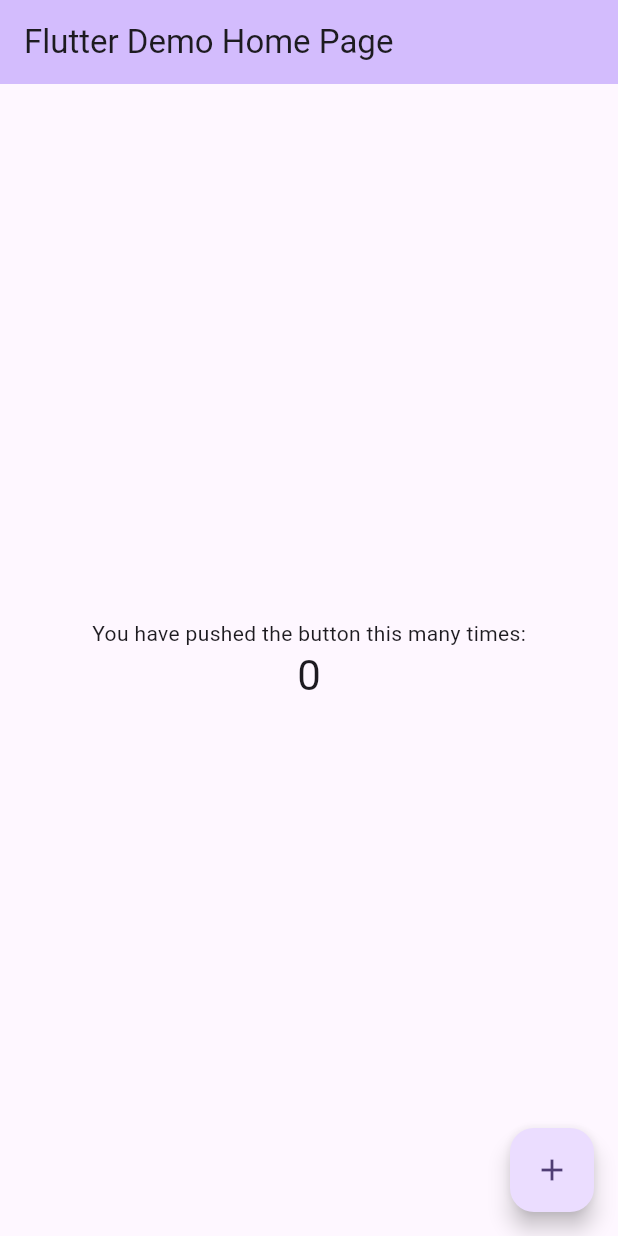
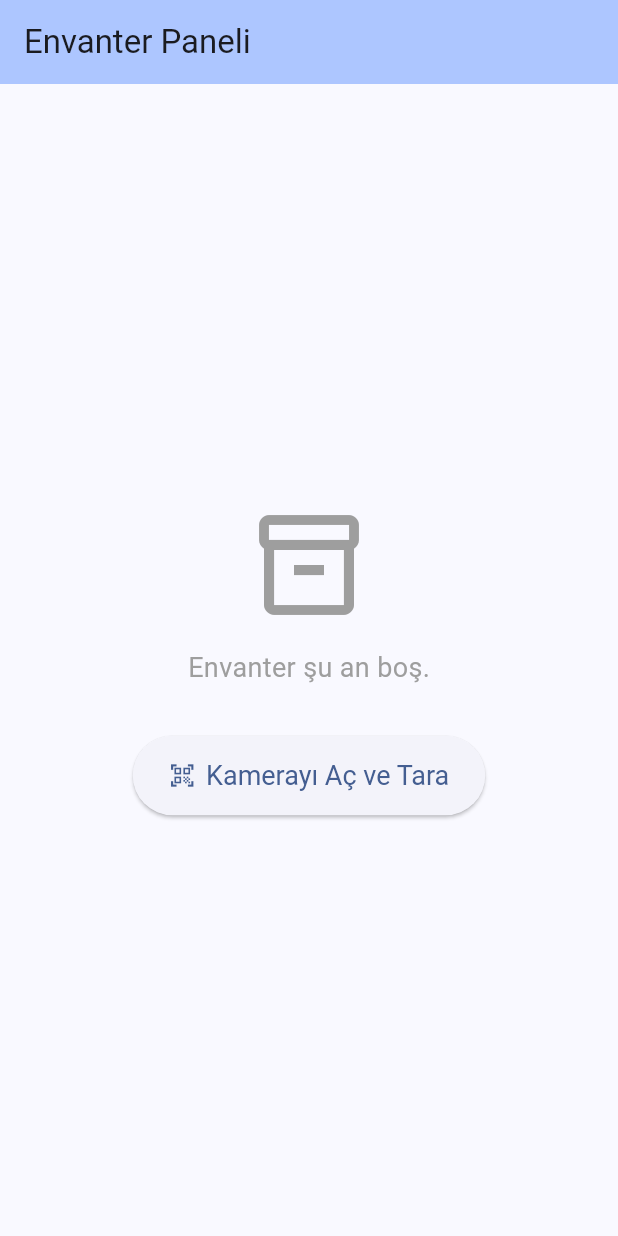
Before and after one commit to cagdaskaplann/inventory-with-barcode-scanner, a Flutter app: the screen it shows after launch, on a phone screen of 412 x 824 dp. Run offline on Flutter 3.47's test engine with Material 3 defaults, Android fonts, the phone set to English and light mode, and no system bars; missing offline and left inert: mobile_scanner.

Commit message:
feature: implement qr code scenner screen using mobile_scanner

```diff
--- a/lib/main.dart
+++ b/lib/main.dart
@@ -1,4 +1,5 @@
 import 'package:flutter/material.dart';
+import 'screens/scanner_screen.dart';
 
 void main() {
   runApp(const MyApp());
@@ -7,116 +8,75 @@ void main() {
 class MyApp extends StatelessWidget {
   const MyApp({super.key});
 
-  // This widget is the root of your application.
   @override
   Widget build(BuildContext context) {
     return MaterialApp(
-      title: 'Flutter Demo',
+      title: 'Envanter Tarayıcı',
+      debugShowCheckedModeBanner: false,
       theme: ThemeData(
-        // This is the theme of your application.
-        //
-        // TRY THIS: Try running your application with "flutter run". You'll see
-        // the application has a purple toolbar. Then, without quitting the app,
-        // try changing the seedColor in the colorScheme below to Colors.green
-        // and then invoke "hot reload" (save your changes or press the "hot
-        // reload" button in a Flutter-supported IDE, or press "r" if you used
-        // the command line to start the app).
-        //
-        // Notice that the counter didn't reset back to zero; the application
-        // state is not lost during the reload. To reset the state, use hot
-        // restart instead.
-        //
-        // This works for code too, not just values: Most code changes can be
-        // tested with just a hot reload.
-        colorScheme: .fromSeed(seedColor: Colors.deepPurple),
+        colorScheme: ColorScheme.fromSeed(
+          seedColor: Colors.blueAccent,
+          brightness: Brightness.light,
+        ),
+        useMaterial3: true,
       ),
-      home: const MyHomePage(title: 'Flutter Demo Home Page'),
+      home: const DashboardScreen(),
     );
   }
 }
 
-class MyHomePage extends StatefulWidget {
-  const MyHomePage({super.key, required this.title});
-
-  // This widget is the home page of your application. It is stateful, meaning
-  // that it has a State object (defined below) that contains fields that affect
-  // how it looks.
-
-  // This class is the configuration for the state. It holds the values (in this
-  // case the title) provided by the parent (in this case the App widget) and
-  // used by the build method of the State. Fields in a Widget subclass are
-  // always marked "final".
-
-  final String title;
-
-  @override
-  State<MyHomePage> createState() => _MyHomePageState();
-}
-
-class _MyHomePageState extends State<MyHomePage> {
-  int _counter = 0;
-
-  void _incrementCounter() {
-    setState(() {
-      // This call to setState tells the Flutter framework that something has
-      // changed in this State, which causes it to rerun the build method below
-      // so that the display can reflect the updated values. If we changed
-      // _counter without calling setState(), then the build method would not be
-      // called again, and so nothing would appear to happen.
-      _counter++;
-    });
-  }
+class DashboardScreen extends StatelessWidget {
+  const DashboardScreen({super.key});
 
   @override
   Widget build(BuildContext context) {
-    // This method is rerun every time setState is called, for instance as done
-    // by the _incrementCounter method above.
-    //
-    // The Flutter framework has been optimized to make rerunning build methods
-    // fast, so that you can just rebuild anything that needs updating rather
-    // than having to individually change instances of widgets.
     return Scaffold(
       appBar: AppBar(
-        // TRY THIS: Try changing the color here to a specific color (to
-        // Colors.amber, perhaps?) and trigger a hot reload to see the AppBar
-        // change color while the other colors stay the same.
+        title: const Text('Envanter Paneli'),
         backgroundColor: Theme.of(context).colorScheme.inversePrimary,
-        // Here we take the value from the MyHomePage object that was created by
-        // the App.build method, and use it to set our appbar title.
-        title: Text(widget.title),
       ),
       body: Center(
-        // Center is a layout widget. It takes a single child and positions it
-        // in the middle of the parent.
         child: Column(
-          // Column is also a layout widget. It takes a list of children and
-          // arranges them vertically. By default, it sizes itself to fit its
-          // children horizontally, and tries to be as tall as its parent.
-          //
-          // Column has various properties to control how it sizes itself and
-          // how it positions its children. Here we use mainAxisAlignment to
-          // center the children vertically; the main axis here is the vertical
-          // axis because Columns are vertical (the cross axis would be
-          // horizontal).
-          //
-          // TRY THIS: Invoke "debug painting" (choose the "Toggle Debug Paint"
-          // action in the IDE, or press "p" in the console), to see the
-          // wireframe for each widget.
-          mainAxisAlignment: .center,
+          mainAxisAlignment: MainAxisAlignment.center,
           children: [
-            const Text('You have pushed the button this many times:'),
-            Text(
-              '$_counter',
-              style: Theme.of(context).textTheme.headlineMedium,
+            const Icon(
+              Icons.inventory_2_outlined,
+              size: 80,
+              color: Colors.grey,
+            ),
+            const SizedBox(height: 16),
+            const Text(
+              'Envanter şu an boş.',
+              style: TextStyle(fontSize: 18, color: Colors.grey),
+            ),
+            const SizedBox(height: 32),
+            ElevatedButton.icon(
+              onPressed: () async {
+                final scannedCode = await Navigator.push(
+                  context,
+                  MaterialPageRoute(builder: (context) => const ScannerScreen()),
+                );
+
+                if (scannedCode != null && context.mounted) {
+                  ScaffoldMessenger.of(context).showSnackBar(
+                    SnackBar(
+                      content: Text('Taranan Kod: $scannedCode'),
+                      behavior: SnackBarBehavior.floating,
+                      duration: const Duration(seconds: 3),
+                    ),
+                  );
+                }
+              },
+              icon: const Icon(Icons.qr_code_scanner),
+              label: const Text('Kamerayı Aç ve Tara'),
+              style: ElevatedButton.styleFrom(
+                padding: const EdgeInsets.symmetric(horizontal: 24, vertical: 16),
+                textStyle: const TextStyle(fontSize: 18),
+              ),
             ),
           ],
         ),
       ),
-      floatingActionButton: FloatingActionButton(
-        onPressed: _incrementCounter,
-        tooltip: 'Increment',
-        child: const Icon(Icons.add),
-      ),
     );
   }
 }
--- a/pubspec.yaml
+++ b/pubspec.yaml
@@ -34,6 +34,7 @@ dependencies:
   # The following adds the Cupertino Icons font to your application.
   # Use with the CupertinoIcons class for iOS style icons.
   cupertino_icons: ^1.0.8
+  mobile_scanner: ^7.4.0
 
 dev_dependencies:
   flutter_test:
```
Also changed, not shown: lib/screens/scanner_screen.dart (added, +90 -0 lines), 3 other files.
